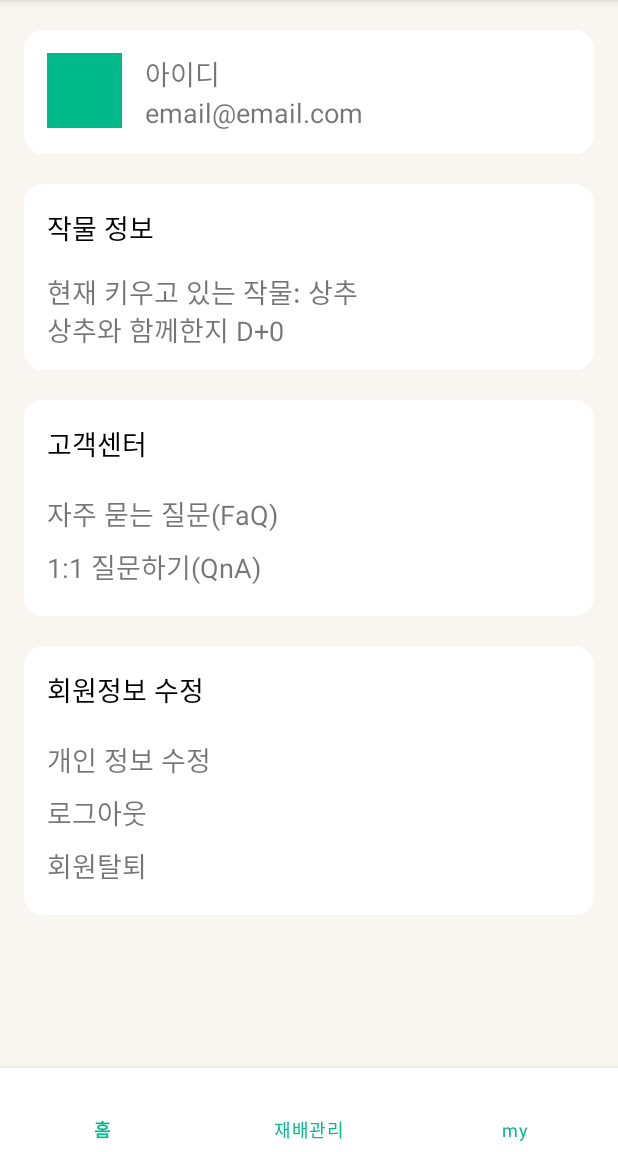
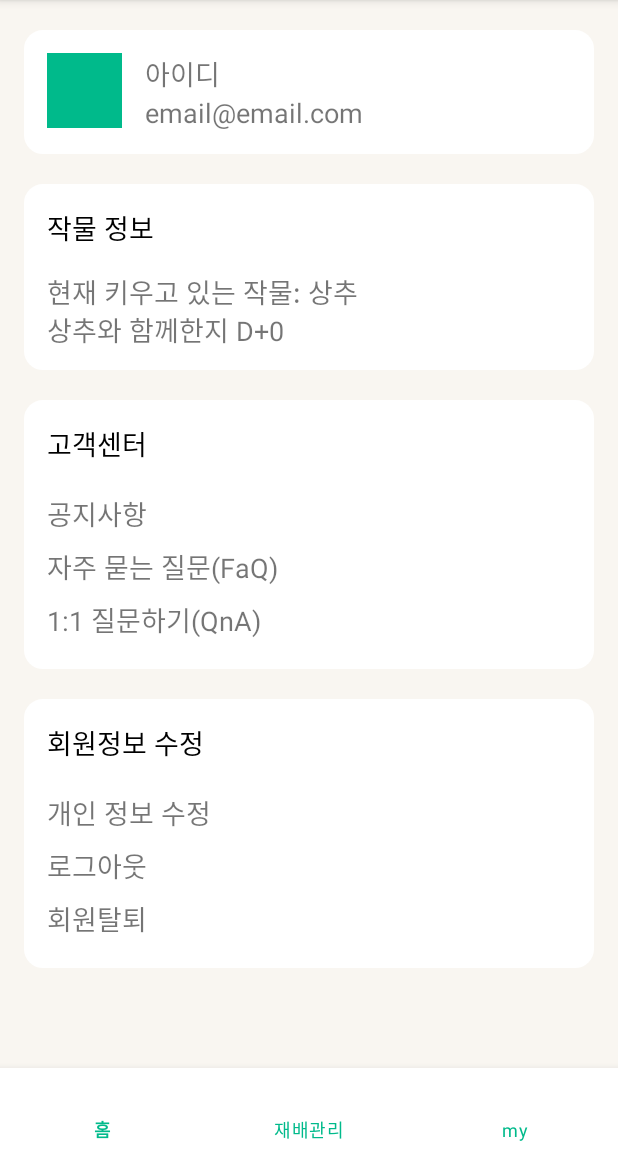
Before and after one commit to jin0220/FarmMonitoring, an Android app: the fragment MypageFragment placed in its activity, on a phone screen of 412 x 824 dp, the part 84-1236 px from its top. Run offline under Robolectric (Android 15) with nearby library versions, the phone set to English and light mode, and no system bars; libraries missing offline, so code that uses them is left out: com.github.mikephil.charting; 92 statements that could not run were skipped.

Commit message:
notice
공지사항 ui 추가

```diff
--- a/app/src/main/AndroidManifest.xml
+++ b/app/src/main/AndroidManifest.xml
@@ -9,7 +9,8 @@
         android:roundIcon="@mipmap/ic_launcher_logo_round"
         android:supportsRtl="true"
         android:theme="@style/Theme.Farm_monitoring">
-        <activity android:name=".AccountActivity"></activity>
+        <activity android:name=".NoticeActivity"></activity>
+        <activity android:name=".AccountActivity" />
         <activity android:name=".CommunityWriteActivity" />
         <activity
             android:name=".LoadingActivity"
--- a/app/src/main/java/com/example/farm_monitoring/MypageFragment.java
+++ b/app/src/main/java/com/example/farm_monitoring/MypageFragment.java
@@ -48,6 +48,31 @@ public class MypageFragment extends Fragment {
                              Bundle savedInstanceState) {
         View view = inflater.inflate(R.layout.fragment_mypage, container, false);
 
+        //공지사항
+        view.findViewById(R.id.notice).setOnClickListener(new View.OnClickListener() {
+            @Override
+            public void onClick(View v) {
+                Intent intent = new Intent(getContext(), NoticeActivity.class);
+                startActivity(intent);
+            }
+        });
+
+        //faq
+        view.findViewById(R.id.faq).setOnClickListener(new View.OnClickListener() {
+            @Override
+            public void onClick(View v) {
+
+            }
+        });
+
+        //qna
+        view.findViewById(R.id.qna).setOnClickListener(new View.OnClickListener() {
+            @Override
+            public void onClick(View v) {
+
+            }
+        });
+
         //개인 정보 수정
         view.findViewById(R.id.account).setOnClickListener(new View.OnClickListener() {
             @Override
--- a/app/src/main/res/layout/fragment_mypage.xml
+++ b/app/src/main/res/layout/fragment_mypage.xml
@@ -98,15 +98,26 @@
                     android:textColor="@color/black"/>
 
                 <TextView
+                    android:id="@+id/notice"
                     android:layout_width="match_parent"
                     android:layout_height="35dp"
-                    android:text="자주 묻는 질문(FaQ)"
+                    android:text="공지사항"
                     android:layout_marginTop="15dp"
                     android:textSize="18dp"
                     android:background="?attr/selectableItemBackground"
                     android:gravity="center_vertical"/>
 
                 <TextView
+                    android:id="@+id/faq"
+                    android:layout_width="match_parent"
+                    android:layout_height="35dp"
+                    android:text="자주 묻는 질문(FaQ)"
+                    android:textSize="18dp"
+                    android:background="?attr/selectableItemBackground"
+                    android:gravity="center_vertical"/>
+
+                <TextView
+                    android:id="@+id/qna"
                     android:layout_width="match_parent"
                     android:layout_height="35dp"
                     android:text="1:1 질문하기(QnA)"
```
Also changed, not shown: app/src/main/java/com/example/farm_monitoring/NoticeActivity.java (added, +33 -0 lines), app/src/main/java/com/example/farm_monitoring/NoticeAdapter.java (added, +60 -0 lines), app/src/main/java/com/example/farm_monitoring/NoticeData.java (added, +22 -0 lines), app/src/main/res/layout/activity_notice.xml (added, +14 -0 lines), app/src/main/res/layout/recyclerview_notice.xml (added, +24 -0 lines).
